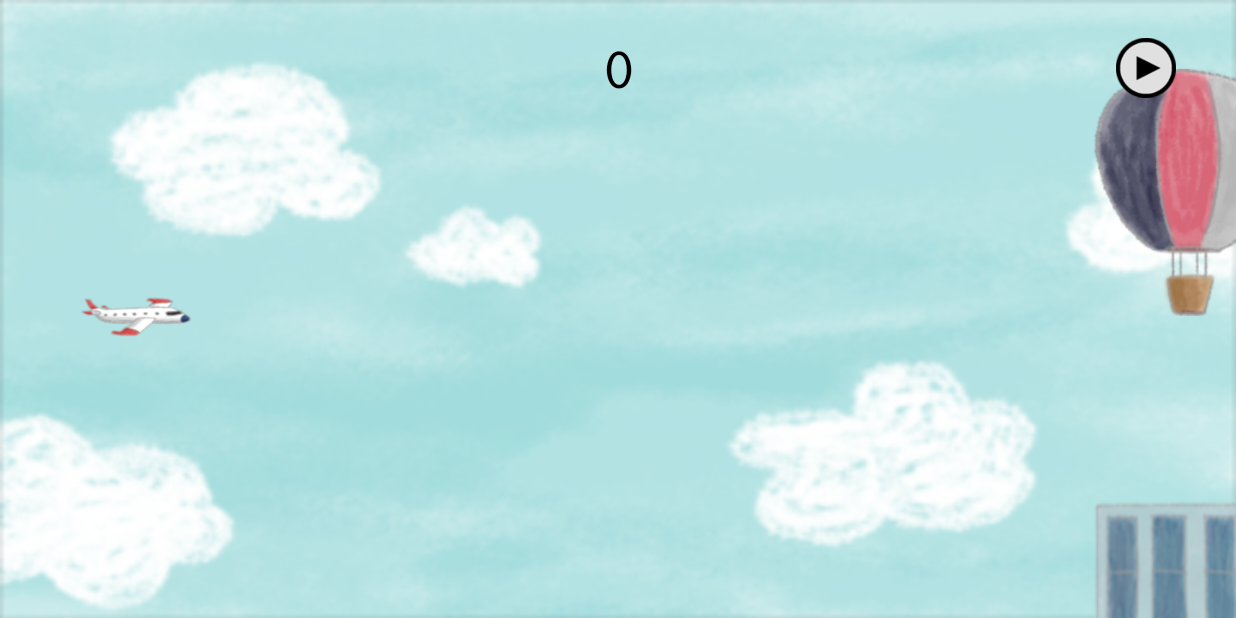
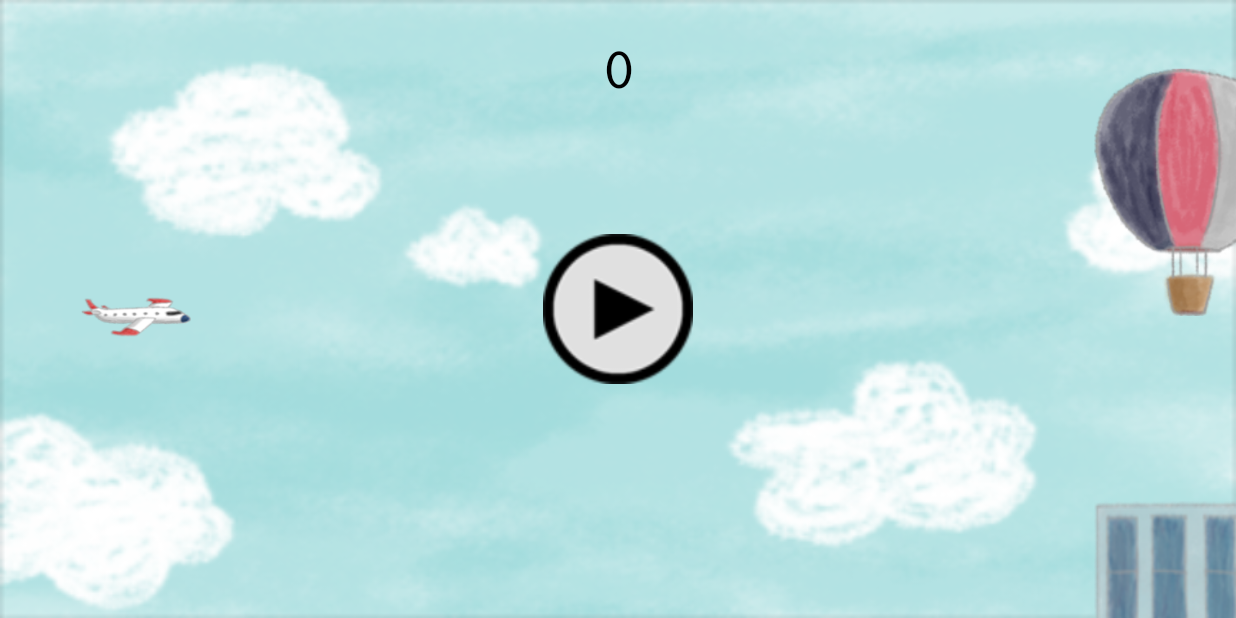
Before and after one commit to scratcher221/aerojump, an Android app: the GameActivity screen opened directly, with no data from a screen before it, after a tap on an icon or button, on a phone screen of 824 x 412 dp (held sideways). Run offline under Robolectric (Android 15) with nearby library versions, the phone set to English and light mode, and no system bars.

Commit message:
some changes

```diff
--- a/trunk/Implementation/SourceCode/AeroJump/app/src/main/AndroidManifest.xml
+++ b/trunk/Implementation/SourceCode/AeroJump/app/src/main/AndroidManifest.xml
@@ -21,7 +21,7 @@
             </intent-filter>
         </activity>
         <activity android:name=".GameActivity"
-            android:screenOrientation="landscape"></activity>
+            android:screenOrientation="landscape"/>
         <activity android:name=".InfoActivity"
             android:screenOrientation="landscape">
         </activity>
--- a/trunk/Implementation/SourceCode/AeroJump/app/src/main/java/at/fhooe/mc/android/aerojump/GameActivity.java
+++ b/trunk/Implementation/SourceCode/AeroJump/app/src/main/java/at/fhooe/mc/android/aerojump/GameActivity.java
@@ -1,10 +1,6 @@
 package at.fhooe.mc.android.aerojump;
 
-import android.app.ActionBar;
 import android.app.Activity;
-import android.content.Intent;
-import android.graphics.Color;
-import android.graphics.drawable.Drawable;
 import android.media.MediaPlayer;
 import android.os.Bundle;
 import android.util.Log;
@@ -14,15 +10,13 @@ import android.view.ViewGroup;
 import android.widget.Button;
 import android.widget.TextView;
 
-import at.fhooe.mc.android.aerojump.db.HighscoreActivity;
-
 public class GameActivity extends Activity implements View.OnClickListener{
 
     public final static String TAG = "GameActivity";
     public static boolean playMusic;
     protected static TextView mHighscore;
     protected static boolean mPause;
-    private Button mButtonPause;
+    private Button mButtonPause, mButtonPlay;
     private MediaPlayer backgroundMusic;
 
     @Override
@@ -40,6 +34,8 @@ public class GameActivity extends Activity implements View.OnClickListener{
         mHighscore = (TextView)findViewById(R.id.activity_game_text_highscore);
         mButtonPause = (Button)findViewById(R.id.activity_game_button_pause);
         mButtonPause.setOnClickListener(this);
+        mButtonPlay = (Button)findViewById(R.id.activity_game_button_play);
+        mButtonPlay.setOnClickListener(this);
 
         gt.start();
 
@@ -74,19 +70,20 @@ public class GameActivity extends Activity implements View.OnClickListener{
     public void onClick(View _v) {
         switch(_v.getId()) {
             case R.id.activity_game_button_pause: {
-                if (!mPause) {
-                    mPause = true;
-                    _v.setBackgroundResource(R.drawable.button_play);
-                } else {
-                    synchronized (GameThread.mPauseLock) {
-                        mPause = false;
-                        GameThread.mPauseLock.notifyAll();
-                        _v.setBackgroundResource(R.drawable.button_pause);
-                    }
-                    Log.i(TAG, "Play");
+                mPause = true;
+                mButtonPause.setVisibility(View.GONE);
+                mButtonPlay.setVisibility(View.VISIBLE);
+                Log.i(TAG, "Pause");
+            } break;
+            case R.id.activity_game_button_play: {
+                synchronized (GameThread.mPauseLock) {
+                    mPause = false;
+                    GameThread.mPauseLock.notifyAll();
+                    mButtonPause.setVisibility(View.VISIBLE);
+                    mButtonPlay.setVisibility(View.GONE);
                 }
-                Log.i(TAG, "Pause");
-            }break;
+                Log.i(TAG, "Play");
+            } break;
             default: Log.e(TAG, "unexpected button id encountered");
         }
     }
--- a/trunk/Implementation/SourceCode/AeroJump/app/src/main/res/layout/activity_game_overlay.xml
+++ b/trunk/Implementation/SourceCode/AeroJump/app/src/main/res/layout/activity_game_overlay.xml
@@ -29,4 +29,13 @@
         android:textAllCaps="false"
         android:visibility="visible" />
 
+    <Button
+        android:id="@+id/activity_game_button_play"
+        android:layout_width="100dp"
+        android:layout_height="100dp"
+        android:layout_centerHorizontal="true"
+        android:layout_centerVertical="true"
+        android:background="@drawable/button_play"
+        android:visibility="gone" />
+
 </RelativeLayout>
--- a/trunk/Implementation/SourceCode/AeroJump/build.gradle
+++ b/trunk/Implementation/SourceCode/AeroJump/build.gradle
@@ -5,10 +5,10 @@ buildscript {
         jcenter()
     }
     dependencies {
-        classpath 'com.android.tools.build:gradle:2.3.3'
-
+        classpath 'com.android.tools.build:gradle:3.0.1'
         // NOTE: Do not place your application dependencies here; they belong
         // in the individual module build.gradle files
+        classpath 'com.google.gms:google-services:3.1.0'
     }
 }
 
```
Also changed, not shown: trunk/Implementation/SourceCode/AeroJump/app/build.gradle (+10 -4 lines), trunk/Implementation/SourceCode/AeroJump/app/src/main/java/at/fhooe/mc/android/aerojump/MainActivity.java (+11 -0 lines), trunk/Implementation/SourceCode/AeroJump/app/src/main/java/at/fhooe/mc/android/aerojump/db/EnterPlayerNameActivity.java (+18 -2 lines), trunk/Implementation/SourceCode/AeroJump/gradle/wrapper/gradle-wrapper.properties, 1 other file.
